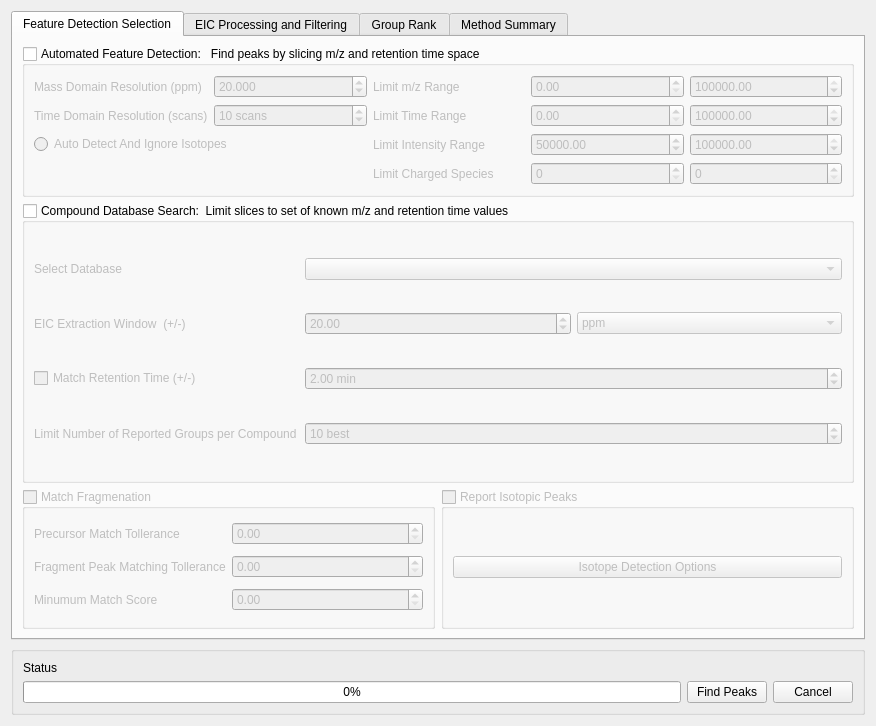
Qt form mzroll/forms/peakdetectiondialog.ui (ElucidataInc/ElMaven) before a commit.
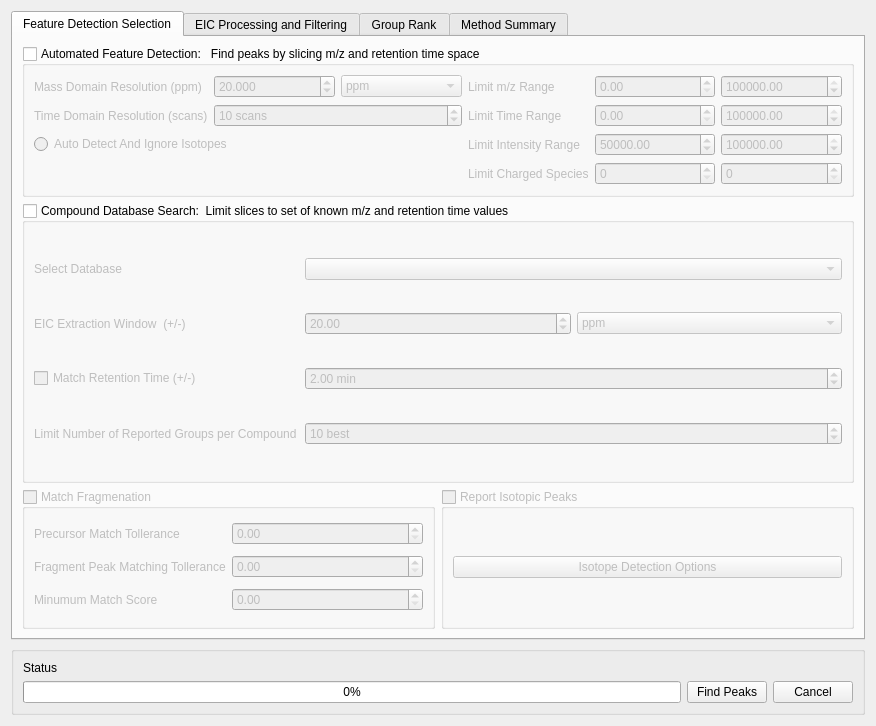
The same form after that commit. The open tabs and pages were chosen to show the change.

Diff of the .ui file:
```diff
--- a/mzroll/forms/peakdetectiondialog.ui
+++ b/mzroll/forms/peakdetectiondialog.ui
@@ -48,21 +48,28 @@
           <bool>false</bool>
          </property>
          <layout class="QGridLayout" name="gridLayout">
-          <item row="0" column="2">
+          <item row="1" column="3">
+           <widget class="QLabel" name="label_18">
+            <property name="text">
+             <string>Limit Time Range</string>
+            </property>
+           </widget>
+          </item>
+          <item row="0" column="3">
            <widget class="QLabel" name="label_17">
             <property name="text">
              <string>Limit m/z Range</string>
             </property>
            </widget>
           </item>
-          <item row="2" column="2">
+          <item row="2" column="3">
            <widget class="QLabel" name="label_19">
             <property name="text">
              <string>Limit Intensity Range</string>
             </property>
            </widget>
           </item>
-          <item row="1" column="4">
+          <item row="1" column="5">
            <widget class="QDoubleSpinBox" name="rtMax">
             <property name="maximum">
              <double>999999999.000000000000000</double>
@@ -72,20 +79,13 @@
             </property>
            </widget>
           </item>
-          <item row="3" column="2">
+          <item row="3" column="3">
            <widget class="QLabel" name="label_20">
             <property name="text">
              <string>Limit Charged Species</string>
             </property>
            </widget>
           </item>
-          <item row="2" column="0" colspan="2">
-           <widget class="QRadioButton" name="ignoreIsotopes">
-            <property name="text">
-             <string>Auto Detect And Ignore Isotopes</string>
-            </property>
-           </widget>
-          </item>
           <item row="0" column="1">
            <widget class="QDoubleSpinBox" name="ppmStep">
             <property name="decimals">
@@ -102,35 +102,7 @@
             </property>
            </widget>
           </item>
-          <item row="1" column="1">
-           <widget class="QDoubleSpinBox" name="rtStep">
-            <property name="statusTip">
-             <string>mz-rt matrix binning</string>
-            </property>
-            <property name="prefix">
-             <string/>
-            </property>
-            <property name="suffix">
-             <string> scans</string>
-            </property>
-            <property name="decimals">
-             <number>0</number>
-            </property>
-            <property name="minimum">
-             <double>1.000000000000000</double>
-            </property>
-            <property name="maximum">
-             <double>1000000.000000000000000</double>
-            </property>
-            <property name="singleStep">
-             <double>5.000000000000000</double>
-            </property>
-            <property name="value">
-             <double>10.000000000000000</double>
-            </property>
-           </widget>
-          </item>
-          <item row="2" column="3">
+          <item row="2" column="4">
            <widget class="QDoubleSpinBox" name="minIntensity">
             <property name="maximum">
              <double>9999999999.989999771118164</double>
@@ -140,7 +112,7 @@
             </property>
            </widget>
           </item>
-          <item row="3" column="3">
+          <item row="3" column="4">
            <widget class="QSpinBox" name="chargeMin">
             <property name="minimum">
              <number>0</number>
@@ -153,7 +125,7 @@
             </property>
            </widget>
           </item>
-          <item row="2" column="4">
+          <item row="2" column="5">
            <widget class="QDoubleSpinBox" name="maxIntensity">
             <property name="maximum">
              <double>9999999999.989999771118164</double>
@@ -170,7 +142,7 @@
             </property>
            </widget>
           </item>
-          <item row="3" column="4">
+          <item row="3" column="5">
            <widget class="QSpinBox" name="chargeMax">
             <property name="minimum">
              <number>0</number>
@@ -183,7 +155,7 @@
             </property>
            </widget>
           </item>
-          <item row="0" column="4">
+          <item row="0" column="5">
            <widget class="QDoubleSpinBox" name="mzMax">
             <property name="maximum">
              <double>999999999.000000000000000</double>
@@ -193,7 +165,7 @@
             </property>
            </widget>
           </item>
-          <item row="1" column="3">
+          <item row="1" column="4">
            <widget class="QDoubleSpinBox" name="rtMin">
             <property name="maximum">
              <double>999999999.000000000000000</double>
@@ -207,17 +179,59 @@
             </property>
            </widget>
           </item>
-          <item row="0" column="3">
+          <item row="0" column="4">
            <widget class="QDoubleSpinBox" name="mzMin">
             <property name="maximum">
              <double>999999999.000000000000000</double>
             </property>
            </widget>
           </item>
-          <item row="1" column="2">
-           <widget class="QLabel" name="label_18">
+          <item row="0" column="2">
+           <widget class="QComboBox" name="autoMassAccType">
+            <item>
+             <property name="text">
+              <string>ppm</string>
+             </property>
+            </item>
+            <item>
+             <property name="text">
+              <string>mDa</string>
+             </property>
+            </item>
+           </widget>
+          </item>
+          <item row="1" column="1" colspan="2">
+           <widget class="QDoubleSpinBox" name="rtStep">
+            <property name="statusTip">
+             <string>mz-rt matrix binning</string>
+            </property>
+            <property name="prefix">
+             <string/>
+            </property>
+            <property name="suffix">
+             <string> scans</string>
+            </property>
+            <property name="decimals">
+             <number>0</number>
+            </property>
+            <property name="minimum">
+             <double>1.000000000000000</double>
+            </property>
+            <property name="maximum">
+             <double>1000000.000000000000000</double>
+            </property>
+            <property name="singleStep">
+             <double>5.000000000000000</double>
+            </property>
+            <property name="value">
+             <double>10.000000000000000</double>
+            </property>
+           </widget>
+          </item>
+          <item row="2" column="0" colspan="3">
+           <widget class="QRadioButton" name="ignoreIsotopes">
             <property name="text">
-             <string>Limit Time Range</string>
+             <string>Auto Detect And Ignore Isotopes</string>
             </property>
            </widget>
           </item>
```
Left out of the diff: 6 changed lines with no effect on the pictures.
